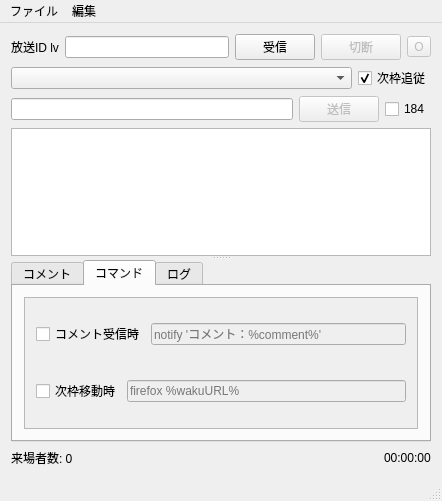
First picture: the form in ui/mainwindow.ui, repository diginatu/Viqo, before the edit.
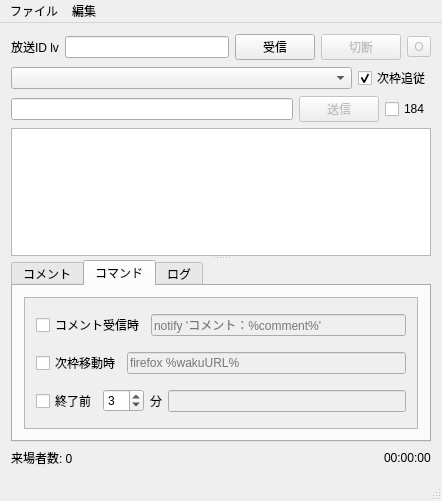
Second picture: the form after the edit.

Commit message: implemented one of the command function to inform the end of broadcast

The edit to the form file:
```diff
--- a/ui/mainwindow.ui
+++ b/ui/mainwindow.ui
@@ -406,6 +406,52 @@
                </layout>
               </widget>
              </item>
+             <item>
+              <widget class="QWidget" name="widget_5" native="true">
+               <layout class="QHBoxLayout" name="horizontalLayout_7">
+                <property name="leftMargin">
+                 <number>0</number>
+                </property>
+                <property name="topMargin">
+                 <number>0</number>
+                </property>
+                <property name="rightMargin">
+                 <number>0</number>
+                </property>
+                <property name="bottomMargin">
+                 <number>0</number>
+                </property>
+                <item>
+                 <widget class="QCheckBox" name="command_beforeEnd_chk">
+                  <property name="text">
+                   <string>終了前</string>
+                  </property>
+                 </widget>
+                </item>
+                <item>
+                 <widget class="QSpinBox" name="command_beforeEndMinuts_spn">
+                  <property name="value">
+                   <number>3</number>
+                  </property>
+                 </widget>
+                </item>
+                <item>
+                 <widget class="QLabel" name="label">
+                  <property name="text">
+                   <string>分</string>
+                  </property>
+                 </widget>
+                </item>
+                <item>
+                 <widget class="QLineEdit" name="command_beforeEnd">
+                  <property name="enabled">
+                   <bool>false</bool>
+                  </property>
+                 </widget>
+                </item>
+               </layout>
+              </widget>
+             </item>
             </layout>
            </widget>
           </widget>
```
Left out of the diff: 26 changed lines with no effect on the pictures. The commit also changes 5 other files.
